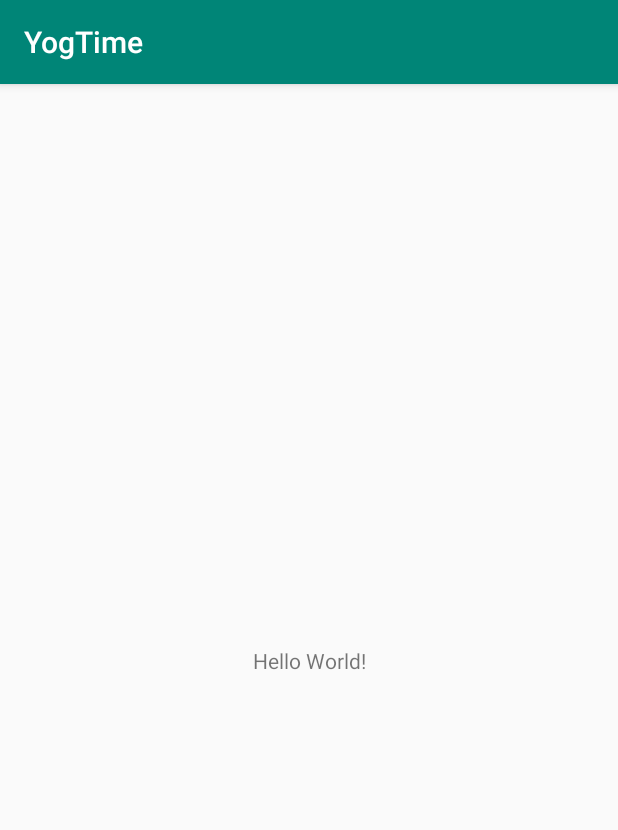
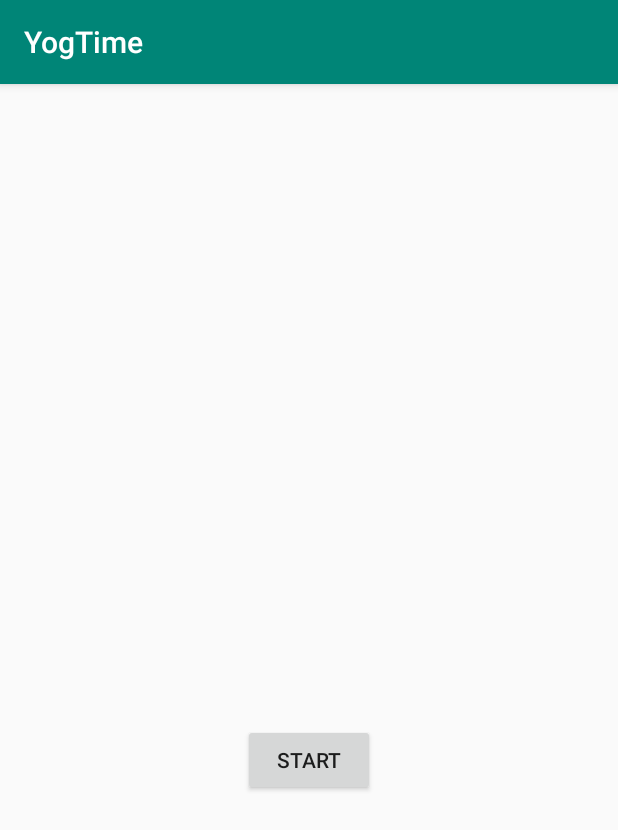
Before and after one commit to Tushaarv/YogTimer, an Android app: the screen it shows after launch (MainActivity), on a phone screen of 412 x 824 dp. Shown: the top 830 px of the screen. Run offline under Robolectric (Android 15) with nearby library versions, the phone set to English and light mode, and no system bars.

Commit message:
Added Basic Design

```diff
--- a/app/src/main/res/layout/activity_main.xml
+++ b/app/src/main/res/layout/activity_main.xml
@@ -6,13 +6,30 @@
     android:layout_height="match_parent"
     tools:context=".MainActivity">
 
-    <TextView
+    <LinearLayout
         android:layout_width="wrap_content"
         android:layout_height="wrap_content"
-        android:text="Hello World!"
+        android:gravity="center"
+        android:orientation="vertical"
         app:layout_constraintBottom_toBottomOf="parent"
         app:layout_constraintLeft_toLeftOf="parent"
         app:layout_constraintRight_toRightOf="parent"
-        app:layout_constraintTop_toTopOf="parent" />
+        app:layout_constraintTop_toTopOf="parent">
+
+        <TextView
+            android:id="@+id/home_text_message"
+            android:layout_width="wrap_content"
+            android:layout_height="wrap_content"
+            android:textSize="100sp"
+            tools:text="10:00" />
+
+        <Button
+            android:layout_width="wrap_content"
+            android:layout_height="wrap_content"
+            android:onClick="didClickStart"
+            android:text="@string/home_button_start" />
+
+    </LinearLayout>
+
 
 </androidx.constraintlayout.widget.ConstraintLayout>
```
